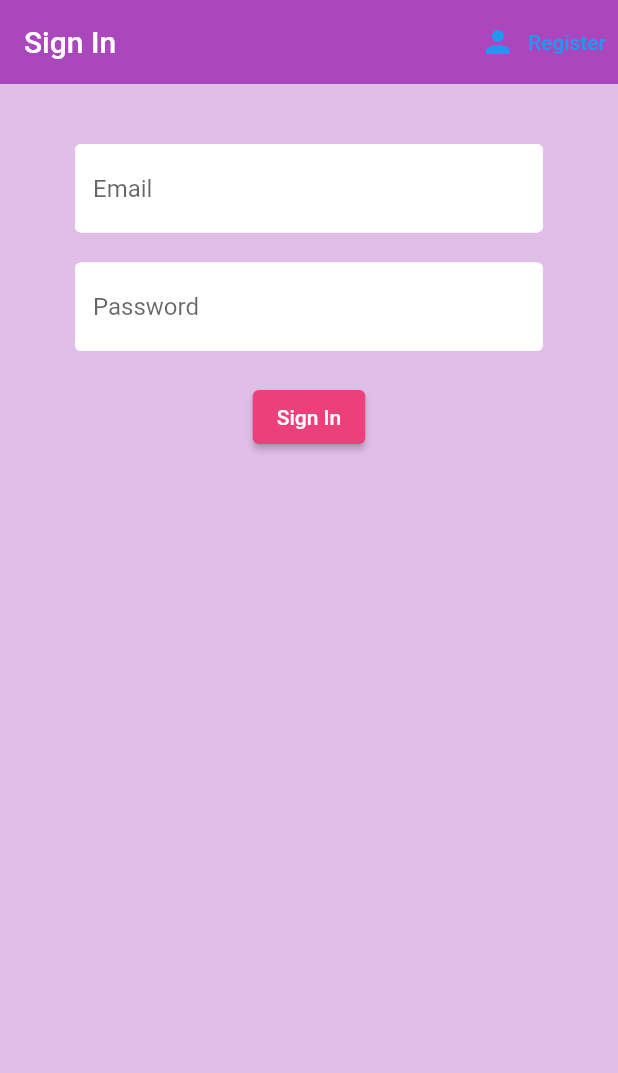
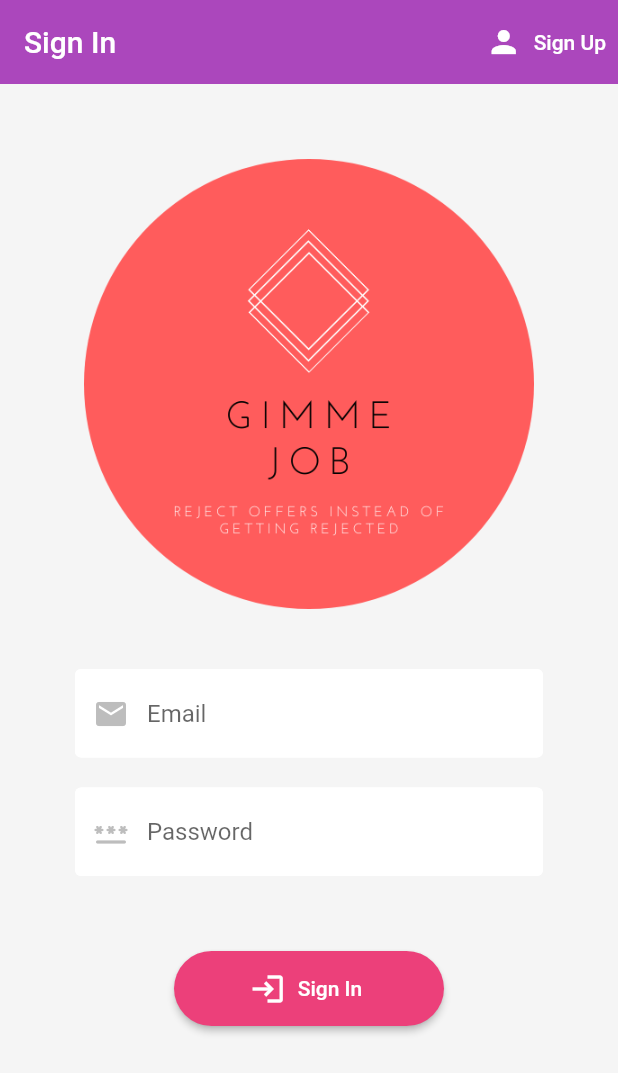
Before and after one commit to acyang97/gimme_job, a Flutter app: the screen it shows after launch, after a tap on "Sign Up", after a tap on "Sign In", on a phone screen of 412 x 824 dp. Shown: the top 1073 px of the screen. Run offline on Flutter 3.47's test engine with Material 2 defaults, Android fonts, the phone set to English and light mode, and no system bars; our stand-ins replace cloud_firestore, firebase_auth, firebase_core, flutter_spinkit; accounts and stored records are empty.

Commit message:
Improved Design

```diff
--- a/lib/screens/add_job.dart
+++ b/lib/screens/add_job.dart
@@ -1,5 +1,5 @@
 import 'package:flutter/material.dart';
-import 'package:gimme_job/constants.dart';
+import 'package:gimme_job/utils/constants.dart';
 import 'package:gimme_job/models/job.dart';
 import 'package:gimme_job/services/auth_service.dart';
 import 'package:gimme_job/services/job_service.dart';
--- a/lib/screens/job_list.dart
+++ b/lib/screens/job_list.dart
@@ -47,7 +47,6 @@ class _JobListState extends State<JobList> {
             itemCount: snapshot!.docs.length,
             itemBuilder: (context, index) {
               final doc = snapshot.docs[index];
-              print(doc["applicationStatus"]);
               return Dismissible(
                 key: UniqueKey(),
                 background: Container(
@@ -78,6 +77,12 @@ class _JobListState extends State<JobList> {
                             "Are you sure you wish to delete this application?"),
                         actions: <Widget>[
                           ElevatedButton(
+                            style: ElevatedButton.styleFrom(
+                              primary: Colors.pink[400],
+                              shape: RoundedRectangleBorder(
+                                borderRadius: BorderRadius.circular(10.0),
+                              ),
+                            ),
                             onPressed: () {
                               setState(() {
                                 loading = true;
@@ -97,6 +102,12 @@ class _JobListState extends State<JobList> {
                             ),
                           ),
                           ElevatedButton(
+                            style: ElevatedButton.styleFrom(
+                              primary: Colors.grey[400],
+                              shape: RoundedRectangleBorder(
+                                borderRadius: BorderRadius.circular(10.0),
+                              ),
+                            ),
                             onPressed: () => Navigator.of(context).pop(false),
                             child: const Text(
                               "CANCEL",
--- a/lib/screens/landing_page.dart
+++ b/lib/screens/landing_page.dart
@@ -1,7 +1,7 @@
 import 'package:firebase_auth/firebase_auth.dart';
 import 'package:firebase_core/firebase_core.dart';
 import 'package:flutter/material.dart';
-import 'package:gimme_job/constants.dart';
+import 'package:gimme_job/utils/constants.dart';
 import 'package:gimme_job/screens/authenticate.dart';
 import 'package:gimme_job/screens/home.dart';
 
--- a/lib/screens/register_page.dart
+++ b/lib/screens/register_page.dart
@@ -1,5 +1,5 @@
 import 'package:flutter/material.dart';
-import 'package:gimme_job/constants.dart';
+import 'package:gimme_job/utils/constants.dart';
 import 'package:gimme_job/services/auth_service.dart';
 import 'package:gimme_job/utils/loading.dart';
 
@@ -27,7 +27,7 @@ class _RegisterState extends State<Register> {
     return loading
         ? Loading()
         : Scaffold(
-            backgroundColor: Colors.purple[100],
+            backgroundColor: Colors.grey[100],
             appBar: AppBar(
               backgroundColor: Colors.purple[400],
               elevation: 0.0,
@@ -37,23 +37,47 @@ class _RegisterState extends State<Register> {
                   onPressed: () {
                     widget.toggleView();
                   },
-                  icon: Icon(Icons.person),
+                  icon: Icon(
+                    Icons.person,
+                    color: Colors.white,
+                  ),
                   label: Text(
                     'Sign In',
+                    style: TextStyle(
+                      color: Colors.white,
+                    ),
                   ),
                 )
               ],
             ),
-            body: Container(
-              padding: EdgeInsets.symmetric(horizontal: 50.0, vertical: 20.0),
+            body: Column(
+              children: [
+                SizedBox(height: 50.0),
+                Image.asset(
+                  'assets/gimme_job_logo.png',
+                  height: 300.0,
+                ),
+                Container(
+                  padding:
+                      EdgeInsets.symmetric(horizontal: 50.0, vertical: 20.0),
                   child: Form(
                     key: _formKey,
                     child: Column(
                       children: <Widget>[
                         SizedBox(height: 20.0),
                         TextFormField(
-                      decoration:
-                          textInputDecoration.copyWith(hintText: 'Email'),
+                          decoration: textInputDecoration.copyWith(
+                            hintText: 'Email',
+                            prefixIcon: Padding(
+                              padding: EdgeInsets.only(
+                                top: 1.0,
+                              ),
+                              child: Icon(
+                                Icons.email,
+                                color: Colors.grey[400],
+                              ),
+                            ),
+                          ),
                           validator: (val) =>
                               val!.isEmpty ? 'Enter an email' : null,
                           onChanged: (val) {
@@ -62,8 +86,18 @@ class _RegisterState extends State<Register> {
                         ),
                         SizedBox(height: 20.0),
                         TextFormField(
-                      decoration:
-                          textInputDecoration.copyWith(hintText: 'Password'),
+                          decoration: textInputDecoration.copyWith(
+                            hintText: 'Password',
+                            prefixIcon: Padding(
+                              padding: EdgeInsets.only(
+                                top: 1.0,
+                              ),
+                              child: Icon(
+                                Icons.password_rounded,
+                                color: Colors.grey[400],
+                              ),
+                            ),
+                          ),
                           validator: (val) => val!.length < 6
                               ? 'Enter a password 6 or more chars long'
                               : null,
@@ -72,10 +106,17 @@ class _RegisterState extends State<Register> {
                             setState(() => password = val);
                           },
                         ),
-                    SizedBox(height: 20.0),
-                    ElevatedButton(
+                        SizedBox(height: 50.0),
+                        SizedBox(
+                          height: 50.0,
+                          width: 180.0,
+                          child: ElevatedButton.icon(
+                            icon: Icon(Icons.app_registration_rounded),
                             style: ElevatedButton.styleFrom(
                               primary: Colors.pink[400],
+                              shape: RoundedRectangleBorder(
+                                borderRadius: BorderRadius.circular(50.0),
+                              ),
                             ),
                             onPressed: () async {
                               if (_formKey.currentState!.validate()) {
@@ -86,15 +127,17 @@ class _RegisterState extends State<Register> {
                                     await _auth.register(email, password);
                                 if (!result) {
                                   setState(() {
-                              error = 'Please enter a valid email and password';
+                                    error =
+                                        'Please enter a valid email and password';
                                     loading = false;
                                   });
                                 }
                               }
                             },
-                      child: Text(
+                            label: Text(
                               'Sign Up',
                               style: TextStyle(color: Colors.white),
+                            ),
                           ),
                         ),
                         SizedBox(height: 12.0),
@@ -106,6 +149,8 @@ class _RegisterState extends State<Register> {
                     ),
                   ),
                 ),
+              ],
+            ),
           );
   }
 }
--- a/lib/screens/sign_in_page.dart
+++ b/lib/screens/sign_in_page.dart
@@ -1,5 +1,5 @@
 import 'package:flutter/material.dart';
-import 'package:gimme_job/constants.dart';
+import 'package:gimme_job/utils/constants.dart';
 import 'package:gimme_job/services/auth_service.dart';
 import 'package:gimme_job/utils/loading.dart';
 
@@ -27,7 +27,7 @@ class _SignInState extends State<SignIn> {
     return loading
         ? Loading()
         : Scaffold(
-            backgroundColor: Colors.purple[100],
+            backgroundColor: Colors.grey[100],
             appBar: AppBar(
               backgroundColor: Colors.purple[400],
               elevation: 0.0,
@@ -37,23 +37,49 @@ class _SignInState extends State<SignIn> {
                   onPressed: () {
                     widget.toggleView();
                   },
-                  icon: Icon(Icons.person),
+                  icon: Icon(
+                    Icons.person,
+                    color: Colors.white,
+                  ),
                   label: Text(
-                    'Register',
+                    'Sign Up',
+                    style: TextStyle(
+                      color: Colors.white,
+                    ),
                   ),
                 )
               ],
             ),
-            body: Container(
-              padding: EdgeInsets.symmetric(horizontal: 50.0, vertical: 20.0),
+            body: Column(
+              children: [
+                SizedBox(height: 50.0),
+                Image.asset(
+                  'assets/gimme_job_logo.png',
+                  height: 300.0,
+                ),
+                Container(
+                  padding: EdgeInsets.symmetric(
+                    horizontal: 50.0,
+                    vertical: 20.0,
+                  ),
                   child: Form(
                     key: _formKey,
                     child: Column(
                       children: <Widget>[
                         SizedBox(height: 20.0),
                         TextFormField(
-                      decoration:
-                          textInputDecoration.copyWith(hintText: 'Email'),
+                          decoration: textInputDecoration.copyWith(
+                            hintText: 'Email',
+                            prefixIcon: Padding(
+                              padding: EdgeInsets.only(
+                                top: 1.0,
+                              ),
+                              child: Icon(
+                                Icons.email,
+                                color: Colors.grey[400],
+                              ),
+                            ),
+                          ),
                           validator: (val) =>
                               val!.isEmpty ? 'Enter an email' : null,
                           onChanged: (val) {
@@ -62,8 +88,18 @@ class _SignInState extends State<SignIn> {
                         ),
                         SizedBox(height: 20.0),
                         TextFormField(
-                      decoration:
-                          textInputDecoration.copyWith(hintText: 'Password'),
+                          decoration: textInputDecoration.copyWith(
+                            hintText: 'Password',
+                            prefixIcon: Padding(
+                              padding: EdgeInsets.only(
+                                top: 1.0,
+                              ),
+                              child: Icon(
+                                Icons.password_rounded,
+                                color: Colors.grey[400],
+                              ),
+                            ),
+                          ),
                           validator: (val) =>
                               val!.length == 0 ? 'Enter a password' : null,
                           obscureText: true,
@@ -71,17 +107,25 @@ class _SignInState extends State<SignIn> {
                             setState(() => password = val);
                           },
                         ),
-                    SizedBox(height: 20.0),
-                    ElevatedButton(
+                        SizedBox(height: 50.0),
+                        SizedBox(
+                          height: 50.0,
+                          width: 180.0,
+                          child: ElevatedButton.icon(
+                            icon: Icon(Icons.login),
                             style: ElevatedButton.styleFrom(
                               primary: Colors.pink[400],
+                              shape: RoundedRectangleBorder(
+                                borderRadius: BorderRadius.circular(50.0),
+                              ),
                             ),
                             onPressed: () async {
                               if (_formKey.currentState!.validate()) {
                                 setState(() {
                                   loading = true;
                                 });
-                          dynamic result = await _auth.signIn(email, password);
+                                dynamic result =
+                                    await _auth.signIn(email, password);
                                 print('result: $result');
                                 if (result == false) {
                                   setState(() {
@@ -92,20 +136,26 @@ class _SignInState extends State<SignIn> {
                                 }
                               }
                             },
-                      child: Text(
+                            label: Text(
                               'Sign In',
                               style: TextStyle(color: Colors.white),
+                            ),
                           ),
                         ),
                         SizedBox(height: 12.0),
                         Text(
                           error,
-                      style: TextStyle(color: Colors.red, fontSize: 14.0),
+                          style: TextStyle(
+                            color: Colors.red,
+                            fontSize: 14.0,
+                          ),
                         ),
                       ],
                     ),
                   ),
                 ),
+              ],
+            ),
           );
   }
 }
--- a/lib/constants.dart
+++ b/lib/utils/constants.dart
@@ -28,3 +28,6 @@ const textInputDecoration = InputDecoration(
     ),
   ),
 );
+
+const primaryColor = Color(0xFF6F355A5);
+const secondaryColor = Color(0xFFF1E6FF);
--- a/pubspec.yaml
+++ b/pubspec.yaml
@@ -29,6 +29,7 @@ dependencies:
   firebase_database: ^7.1.1
   provider: ^5.0.0
   flutter_spinkit: ^5.0.0
+  flutter_svg: ^0.22.0
 
   # The following adds the Cupertino Icons font to your application.
   # Use with the CupertinoIcons class for iOS style icons.
@@ -49,9 +50,8 @@ flutter:
   uses-material-design: true
 
   # To add assets to your application, add an assets section, like this:
-  # assets:
-  #   - images/a_dot_burr.jpeg
-  #   - images/a_dot_ham.jpeg
+  assets:
+    - assets/
 
   # An image asset can refer to one or more resolution-specific "variants", see
   # https://flutter.dev/assets-and-images/#resolution-aware.
```
Also changed, not shown: assets/Gimme job.png (added), assets/gimme_job_logo.png (added), assets/rejected_logo.png (added), assets/rejectletter.png (added), pubspec.lock. Lines whose indentation alone changed are shown as unchanged.
